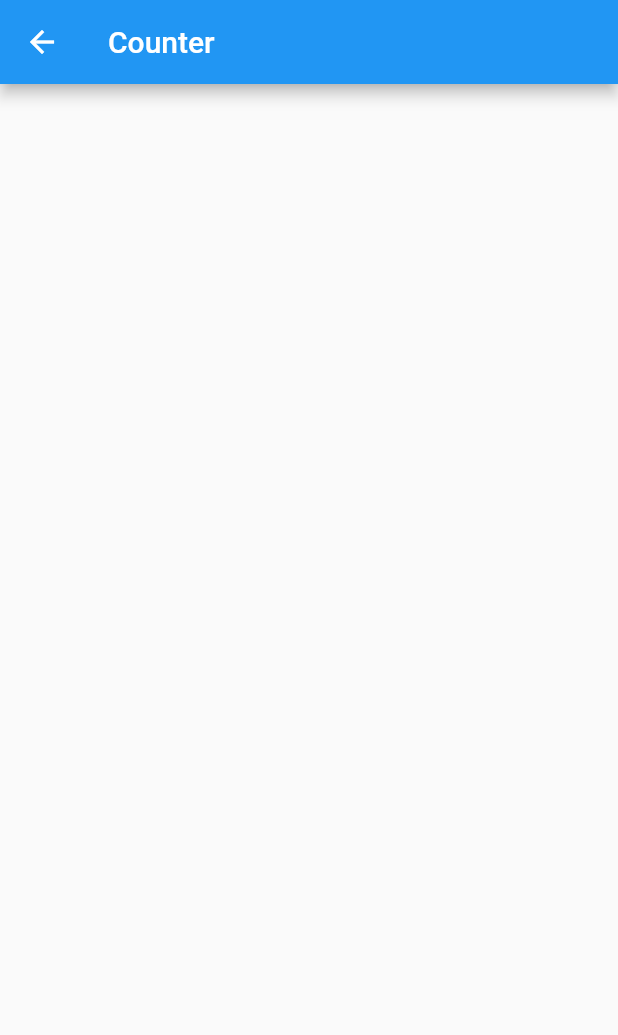
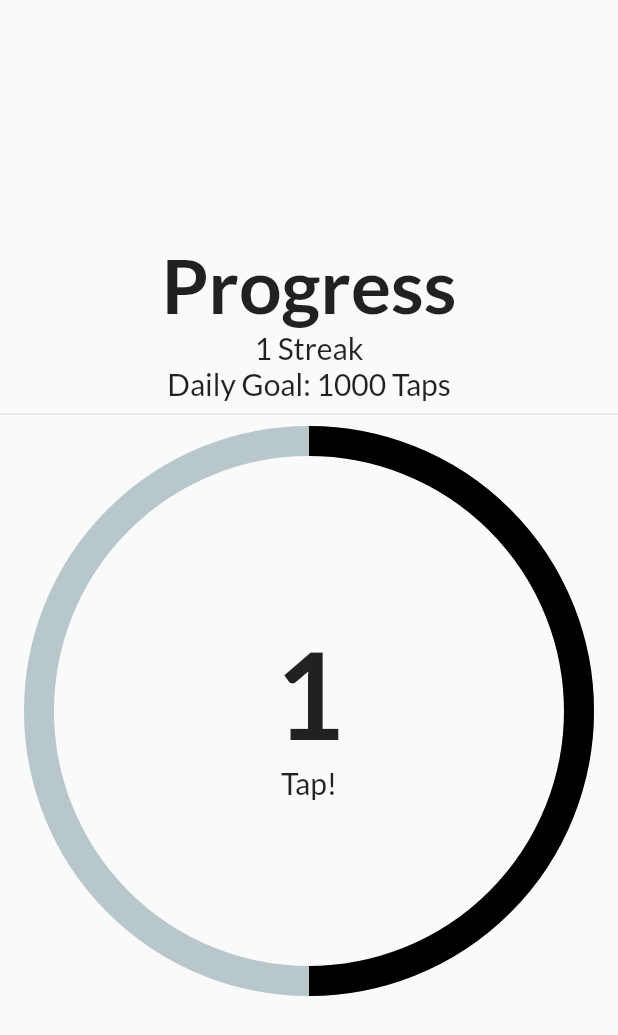
Before and after one commit to Alpha17-2/MeditationCounter, a Flutter app: the CounterPage screen opened by its route, on a phone screen of 412 x 824 dp. Shown: the top 1035 px of the screen. Run offline on Flutter 3.47's test engine with Material 2 defaults, Android fonts, the phone set to English and light mode, and no system bars; drawn by our look-alikes of percent_indicator; our stand-ins replace flutter_signin_button, google_fonts; missing offline and left inert: animated_widgets.

Commit message:
Circular Progress Bar Added.

```diff
--- a/lib/pages/counter_page.dart
+++ b/lib/pages/counter_page.dart
@@ -1,4 +1,6 @@
 import 'package:flutter/material.dart';
+import 'package:google_fonts/google_fonts.dart';
+import 'package:percent_indicator/percent_indicator.dart';
 
 class CounterPage extends StatefulWidget {
   const CounterPage({Key? key}) : super(key: key);
@@ -10,9 +12,43 @@ class CounterPage extends StatefulWidget {
 class _CounterPageState extends State<CounterPage> {
   @override
   Widget build(BuildContext context) {
-    return Scaffold(
-      appBar: AppBar(
-        title: const Text("Counter"),
+    return Material(
+      child: SafeArea(
+        child: Column(
+          mainAxisAlignment: MainAxisAlignment.center,
+          crossAxisAlignment: CrossAxisAlignment.center,
+          children: <Widget>[
+            Text("Progress",
+                style: GoogleFonts.lato(
+                    fontSize: 50, fontWeight: FontWeight.bold)),
+            Text(
+              "1 Streak\nDaily Goal: 1000 Taps",
+              textAlign: TextAlign.center,
+              style: GoogleFonts.lato(
+                fontSize: 20,
+              ),
+            ),
+            Divider(),
+            CircularPercentIndicator(
+              percent: 0.5,
+              radius: 380.0,
+              lineWidth: 20.0,
+              animation: true,
+              center: Column(
+                mainAxisAlignment: MainAxisAlignment.center,
+                children: <Widget>[
+                  Text("1",
+                      style: GoogleFonts.lato(
+                          fontSize: 80, fontWeight: FontWeight.bold),
+                      textAlign: TextAlign.center),
+                  Text("Tap!", style: GoogleFonts.lato(fontSize: 20)),
+                ],
+              ),
+
+              progressColor: Colors.black,
+            )
+          ],
+        ),
       ),
     );
   }
--- a/pubspec.yaml
+++ b/pubspec.yaml
@@ -38,6 +38,7 @@ dependencies:
   flutter_launcher_icons: ^0.9.2
   animated_widgets: ^1.1.0
   avatar_glow: ^2.0.2
+  percent_indicator: ^3.4.0
 
 flutter_icons:
   image_path: "lib/assets/images/meditationapp.png"
```
Also changed, not shown: pubspec.lock.
